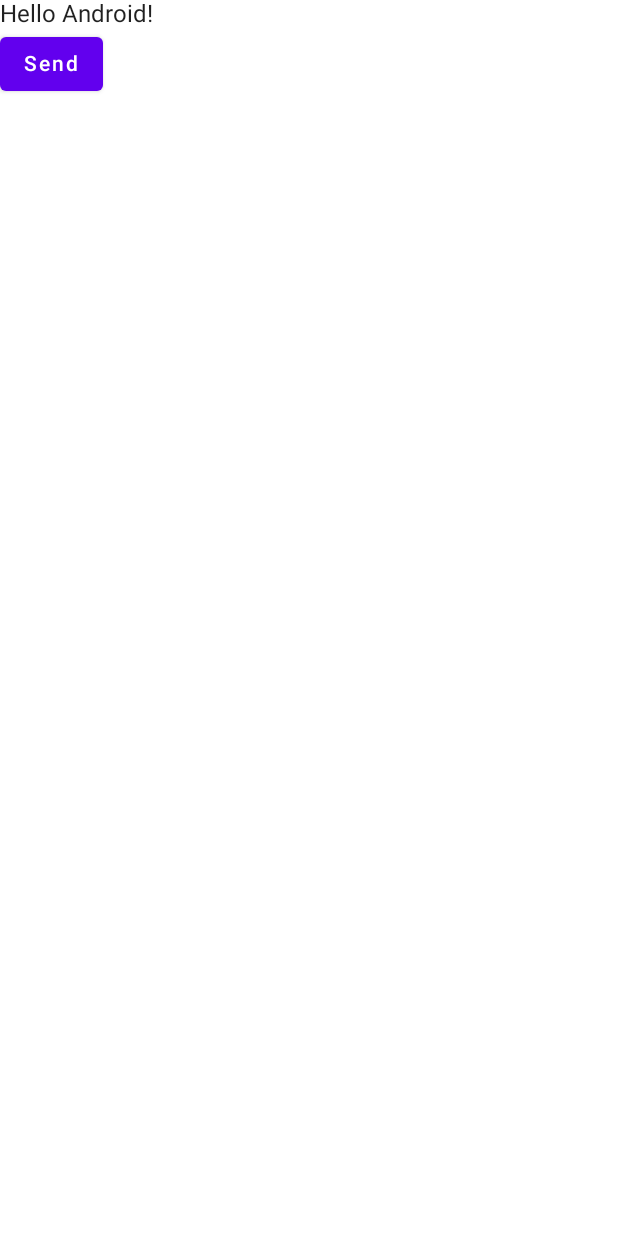
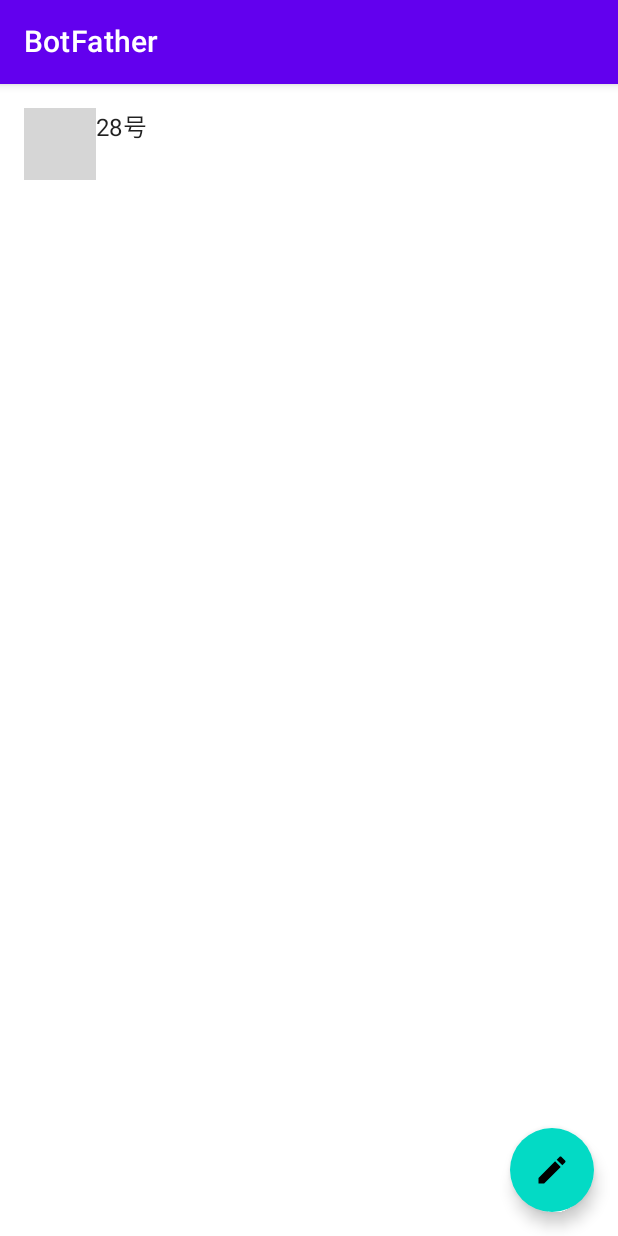
Before and after one commit to foodiestudio/BotFather, an Android app built with Jetpack Compose: the screen it shows after launch (MainActivity), on a phone screen of 412 x 824 dp. Run offline under Robolectric (Android 15) with nearby library versions, the phone set to English and light mode, and no system bars; our stand-ins replace Timber; pictures from the network do not load; grey boxes are pictures that could not be loaded.

Commit message:
feat：基本的编辑页面以及支持发送

```diff
--- /dev/null
+++ b/app/src/main/java/com/wecom/BotFatherApp.kt
@@ -0,0 +1,26 @@
+package com.wecom
+
+import android.app.Application
+import com.wecom.botfather.di.appModules
+import org.koin.android.ext.koin.androidLogger
+import org.koin.core.annotation.KoinInternalApi
+import org.koin.core.context.startKoin
+import org.koin.core.logger.Level
+import org.koin.core.logger.Logger
+import org.koin.core.logger.MESSAGE
+import timber.log.Timber
+
+typealias T = Timber
+
+class BotFatherApp : Application() {
+
+    override fun onCreate() {
+        super.onCreate()
+        T.plant(Timber.DebugTree())
+
+        startKoin {
+            androidLogger()
+            modules(appModules)
+        }
+    }
+}
--- a/app/src/main/java/com/wecom/botfather/MainActivity.kt
+++ b/app/src/main/java/com/wecom/botfather/MainActivity.kt
@@ -3,19 +3,38 @@ package com.wecom.botfather
 import android.os.Bundle
 import androidx.activity.ComponentActivity
 import androidx.activity.compose.setContent
-import androidx.compose.foundation.layout.Column
-import androidx.compose.material.Button
-import androidx.compose.material.MaterialTheme
-import androidx.compose.material.Surface
-import androidx.compose.material.Text
+import androidx.compose.foundation.Image
+import androidx.compose.foundation.layout.Row
+import androidx.compose.foundation.layout.padding
+import androidx.compose.foundation.layout.size
+import androidx.compose.foundation.lazy.LazyColumn
+import androidx.compose.foundation.lazy.items
+import androidx.compose.material.*
+import androidx.compose.material.icons.Icons
+import androidx.compose.material.icons.filled.Edit
 import androidx.compose.runtime.Composable
 import androidx.compose.runtime.rememberCoroutineScope
+import androidx.compose.ui.Modifier
+import androidx.compose.ui.platform.LocalContext
+import androidx.compose.ui.res.stringResource
 import androidx.compose.ui.tooling.preview.Preview
+import androidx.compose.ui.unit.dp
+import coil.compose.rememberImagePainter
+import com.wecom.botfather.mock.MockData
+import com.wecom.botfather.sdk.Bot
 import com.wecom.botfather.sdk.TextMessage
 import com.wecom.botfather.sdk.WeComBotHelper
+import com.wecom.botfather.ui.chat.ChatActivity
 import com.wecom.botfather.ui.theme.BotFatherTheme
 import kotlinx.coroutines.launch
 
+/**
+ * 类似与IM那样，首页展示 Bot 列表，底部有个 FAB(添加)
+ *
+ * TODO
+ * - 列表展示已添加的
+ * - 设置页面
+ */
 class MainActivity : ComponentActivity() {
     override fun onCreate(savedInstanceState: Bundle?) {
         super.onCreate(savedInstanceState)
@@ -24,26 +43,54 @@ class MainActivity : ComponentActivity() {
 
         setContent {
             BotFatherTheme {
-                // A surface container using the 'background' color from the theme
-                Surface(color = MaterialTheme.colors.background) {
-                    val scope = rememberCoroutineScope()
-                    Greeting("Android") {
-                        scope.launch {
-                            WeComBotHelper.sendMsgToAll(TextMessage.Markdown("😁"))
-                        }
-                    }
-                }
+                Content()
             }
         }
     }
 }
 
 @Composable
-fun Greeting(name: String, onClick: () -> Unit) {
-    Column {
-        Text(text = "Hello $name!")
-        Button(onClick = onClick) {
-            Text("Send")
+private fun Content() {
+    Scaffold(
+        backgroundColor = MaterialTheme.colors.background,
+        topBar = {
+            TopAppBar(title = { Text(stringResource(R.string.app_name)) })
+        },
+        content = {
+            val scope = rememberCoroutineScope()
+            Chats(WeComBotHelper.bots.toList()) {
+                scope.launch {
+                    WeComBotHelper.sendMsgToAll(TextMessage.Markdown("😁"))
+                }
+            }
+        },
+        floatingActionButton = {
+            val context = LocalContext.current
+            FloatingActionButton(onClick = {
+                ChatActivity.start(context, MockData.bot.id)
+            }) {
+                Icon(Icons.Default.Edit, "edit")
+            }
+        }
+    )
+//                // A surface container using the 'background' color from the theme
+//                Surface(color = MaterialTheme.colors.background) {
+//
+//                }
+}
+
+@Composable
+fun Chats(bots: List<Bot>, onClick: () -> Unit) {
+    LazyColumn {
+        items(bots, key = { bot -> bot.id }) { bot ->
+            Row(modifier = Modifier.padding(16.dp)) {
+                Image(
+                    painter = rememberImagePainter(bot.avatar),
+                    contentDescription = null,
+                    modifier = Modifier.size(48.dp)
+                )
+                Text(text = bot.name)
+            }
         }
     }
 }
@@ -52,8 +99,11 @@ fun Greeting(name: String, onClick: () -> Unit) {
 @Composable
 fun DefaultPreview() {
     BotFatherTheme {
-        Greeting("Android") {
-
+        Chats(
+            listOf(
+                Bot("111")
+            )
+        ) {
         }
     }
 }
--- a/app/src/main/java/com/wecom/botfather/MockData.kt
+++ /dev/null
@@ -1,11 +0,0 @@
-package com.wecom.botfather
-
-import com.wecom.botfather.sdk.Bot
-
-/**
- * TODO 待删除
- */
-object MockData {
-    //https://qyapi.weixin.qq.com/cgi-bin/webhook/send?key=b7e5e59b-a838-4908-82e9-c330ebccaad8
-    val bot = Bot("b7e5e59b-a838-4908-82e9-c330ebccaad8", "28号")
-}
--- /dev/null
+++ b/app/src/main/java/com/wecom/botfather/di/AppModules.kt
@@ -0,0 +1,24 @@
+package com.wecom.botfather.di
+
+import com.wecom.botfather.mock.MockService
+import com.wecom.botfather.sdk.service.WeComService
+import org.koin.dsl.module
+import retrofit2.Retrofit
+import retrofit2.converter.gson.GsonConverterFactory
+
+const val debug = true
+
+val appModules = module {
+    if (debug) {
+        // 使用日志打印代替请求
+        single<WeComService> { MockService() }
+    } else {
+        single<WeComService> {
+            Retrofit.Builder()
+                .baseUrl("https://qyapi.weixin.qq.com/")
+                .addConverterFactory(GsonConverterFactory.create())
+                .build()
+                .create(WeComService::class.java)
+        }
+    }
+}
--- /dev/null
+++ b/app/src/main/java/com/wecom/botfather/mock/MockData.kt
@@ -0,0 +1,15 @@
+package com.wecom.botfather.mock
+
+import com.wecom.botfather.sdk.Bot
+
+/**
+ * TODO 待删除
+ */
+object MockData {
+    //https://qyapi.weixin.qq.com/cgi-bin/webhook/send?key=b7e5e59b-a838-4908-82e9-c330ebccaad8
+    val bot = Bot(
+        "b7e5e59b-a838-4908-82e9-c330ebccaad8",
+        "28号",
+        "https://wework.qpic.cn/wwhead/duc2TvpEgSSWiaVLaJnssaWaTMWYYweWJLicI2BQLCOdKRWltMHBNQ7HJgJP4Lcqano8Y2WObhRibw/100"
+    )
+}
--- a/app/src/main/java/com/wecom/botfather/sdk/Bot.kt
+++ b/app/src/main/java/com/wecom/botfather/sdk/Bot.kt
@@ -2,5 +2,6 @@ package com.wecom.botfather.sdk
 
 data class Bot(
     val id: String,
-    val name: String = "Bot_$id"
+    val name: String = "Bot_$id",
+    var avatar: String = ""
 )
--- a/app/src/main/java/com/wecom/botfather/sdk/WeComBotHelper.kt
+++ b/app/src/main/java/com/wecom/botfather/sdk/WeComBotHelper.kt
@@ -3,26 +3,24 @@ package com.wecom.botfather.sdk
 import com.wecom.botfather.sdk.service.Msg
 import com.wecom.botfather.sdk.service.Text
 import com.wecom.botfather.sdk.service.WeComService
-import retrofit2.Retrofit
-import retrofit2.converter.gson.GsonConverterFactory
+import org.koin.java.KoinJavaComponent.inject
 
 /**
  * 企业微信机器人
  */
 object WeComBotHelper {
 
-    private val service: WeComService by lazy {
-        Retrofit.Builder()
-            .baseUrl("https://qyapi.weixin.qq.com/")
-            .addConverterFactory(GsonConverterFactory.create())
-            .build()
-            .create(WeComService::class.java)
-    }
+    private val service: WeComService by inject(WeComService::class.java)
 
     /**
      * 所有机器人列表
      */
     val bots: MutableSet<Bot> = mutableSetOf()
+
+    /**
+     * 根据 id 查询
+     */
+    fun queryBot(botId: String): Bot? = bots.firstOrNull { it.id == botId }
 
     /**
      * 发送给所有
--- a/settings.gradle
+++ b/settings.gradle
@@ -3,7 +3,6 @@ dependencyResolutionManagement {
     repositories {
         google()
         mavenCentral()
-        jcenter() // Warning: this repository is going to shut down soon
     }
 }
 rootProject.name = "BotFather"
```
Also changed, not shown: app/build.gradle (+7 -1 lines), app/src/main/AndroidManifest.xml (+13 -0 lines), app/src/main/java/com/wecom/botfather/mock/MockService.kt (added, +24 -0 lines), app/src/main/java/com/wecom/botfather/ui/chat/ChatActivity.kt (added, +114 -0 lines), app/src/main/java/com/wecom/botfather/ui/chat/MessageTemplateActivity.kt (added, +20 -0 lines), app/src/main/java/com/wecom/botfather/ui/settings/SettingsActivity.kt (added, +19 -0 lines).
